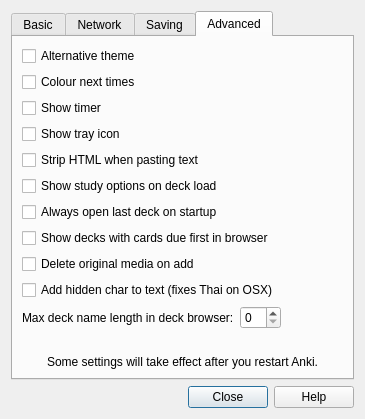
Qt form designer/preferences.ui (ankitects/anki) before a commit.
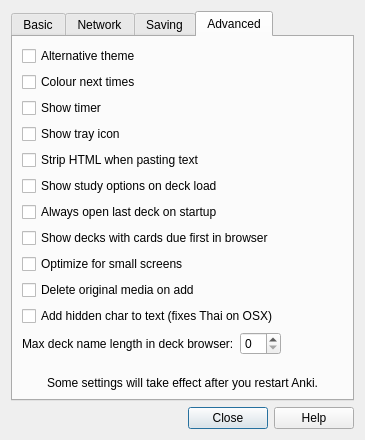
The same form after that commit. The open tabs and pages were chosen to show the change.

Patch:
```diff
--- a/designer/preferences.ui
+++ b/designer/preferences.ui
@@ -7,7 +7,7 @@
     <x>0</x>
     <y>0</y>
     <width>365</width>
-    <height>419</height>
+    <height>440</height>
    </rect>
   </property>
   <property name="windowTitle">
@@ -569,7 +569,7 @@
            </property>
           </widget>
          </item>
-         <item row="11" column="0">
+         <item row="12" column="0">
           <widget class="QCheckBox" name="addZeroSpace">
            <property name="text">
             <string>Add hidden char to text (fixes Thai on OSX)</string>
@@ -590,7 +590,7 @@
            </property>
           </widget>
          </item>
-         <item row="10" column="0">
+         <item row="11" column="0">
           <widget class="QCheckBox" name="deleteMedia">
            <property name="text">
             <string>Delete original media on add</string>
@@ -611,6 +611,13 @@
            </property>
           </widget>
          </item>
+         <item row="10" column="0">
+          <widget class="QCheckBox" name="optimizeSmall">
+           <property name="text">
+            <string>Optimize for small screens</string>
+           </property>
+          </widget>
+         </item>
         </layout>
        </item>
        <item>
```
Left out of the diff: 1 changed line with no effect on the pictures.
